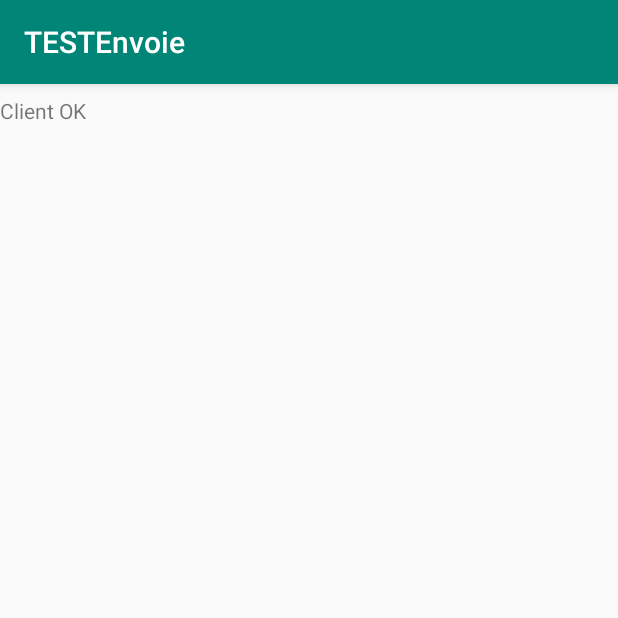
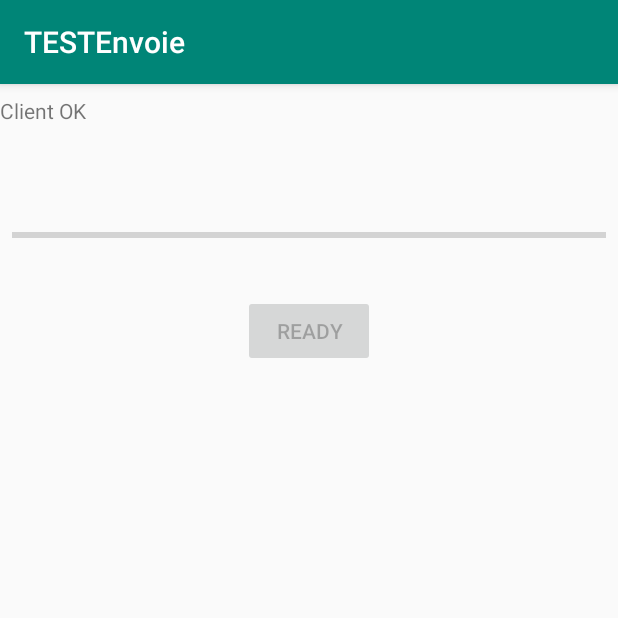
Before and after one commit to DocR3D/ClueDut, an Android app: the screen it shows after launch (SalonActivityClient), after a tap on "REJOINDREPARTIE", on a phone screen of 412 x 824 dp, the top half of it. Run offline under Robolectric (Android 15) with nearby library versions, the phone set to English and light mode, and no system bars.

Commit message:
Ajout d'une progress bar coté client pour le chargement des images #1

```diff
--- a/app/src/main/java/com/example/maxime/testenvoie/Joueur.java
+++ b/app/src/main/java/com/example/maxime/testenvoie/Joueur.java
@@ -8,6 +8,7 @@ import java.io.File;
 import java.util.Iterator;
 
 public class Joueur {
+
     private Case caseJ;
     Bitmap myBitmap;
 
--- a/app/src/main/java/com/example/maxime/testenvoie/Player.java
+++ b/app/src/main/java/com/example/maxime/testenvoie/Player.java
@@ -17,9 +17,11 @@ class Player {
     String pseudo;
     int couleur;
 
-    public Player(Socket leSocket) throws IOException {
+    public Player(Socket leSocket, String pPseudo) throws IOException {
         this.leSocket = leSocket;
         this.ip = leSocket.getInetAddress();
+        this.couleur = -1;
+        this.pseudo = pPseudo;
 
     }
 
--- a/app/src/main/java/com/example/maxime/testenvoie/SalonActivity.java
+++ b/app/src/main/java/com/example/maxime/testenvoie/SalonActivity.java
@@ -17,8 +17,6 @@ public class SalonActivity extends AppCompatActivity {
         super.onCreate(savedInstanceState);
         setContentView(R.layout.activity_salon);
 
-        nbClients = (TextView) findViewById(R.id.nbClient);
-
         try {
             serveur = new Server(4);
         } catch (IOException e) {
--- a/app/src/main/java/com/example/maxime/testenvoie/SalonActivityClient.java
+++ b/app/src/main/java/com/example/maxime/testenvoie/SalonActivityClient.java
@@ -2,6 +2,9 @@ package com.example.maxime.testenvoie;
 
 import android.support.v7.app.AppCompatActivity;
 import android.os.Bundle;
+import android.view.View;
+import android.widget.Button;
+import android.widget.ProgressBar;
 
 import java.io.IOException;
 import java.net.InetAddress;
@@ -9,11 +12,18 @@ import java.net.InetAddress;
 public class SalonActivityClient extends AppCompatActivity {
 
     static String lip;
+    static ProgressBar progressBar;
+    static Button ready;
+    static boolean statut = false;
 
     @Override
     protected void onCreate(Bundle savedInstanceState) {
         super.onCreate(savedInstanceState);
         setContentView(R.layout.activity_salon_client);
+
+        progressBar = (ProgressBar) findViewById(R.id.progressBar);
+        ready = (Button) findViewById(R.id.ready);
+        ready.setEnabled(false);
 
         try {
             Thread unThread = new Thread(new Client(InetAddress.getByName(MainActivity.connectIp.getText().toString()), MainActivity.connectPseudo.getText().toString()));
@@ -21,5 +31,18 @@ public class SalonActivityClient extends AppCompatActivity {
         } catch (IOException e) {
             e.printStackTrace();
         }
+
+        ready.setOnClickListener(new View.OnClickListener() {
+            @Override
+            public void onClick(View v) {
+                if (!statut) {
+                    ready.setText("not ready");
+                    statut = true;
+                } else {
+                    ready.setText("ready");
+                    statut = false;
+                }
+            }
+        });
     }
 }
--- a/app/src/main/java/com/example/maxime/testenvoie/Server.java
+++ b/app/src/main/java/com/example/maxime/testenvoie/Server.java
@@ -96,7 +96,6 @@ public class Server implements Runnable {
             recupererJoueur();
             socketEcoute.close();
 
-            SalonActivity.nbClients.setText("Client : " + players.size() + 1);
         } catch (IOException e) {
             e.printStackTrace();
         }
--- a/app/src/main/res/layout/activity_salon_client.xml
+++ b/app/src/main/res/layout/activity_salon_client.xml
@@ -15,4 +15,30 @@
         app:layout_constraintTop_toTopOf="parent"
         tools:layout_editor_absoluteX="141dp" />
 
+    <ProgressBar
+        android:id="@+id/progressBar"
+        style="?android:attr/progressBarStyleHorizontal"
+        android:layout_width="match_parent"
+        android:layout_height="47dp"
+        android:layout_marginEnd="8dp"
+        android:layout_marginLeft="8dp"
+        android:layout_marginRight="8dp"
+        android:layout_marginStart="8dp"
+        android:layout_marginTop="50dp"
+        android:max="100"
+        android:progress="0"
+        app:layout_constraintEnd_toEndOf="parent"
+        app:layout_constraintStart_toStartOf="parent"
+        app:layout_constraintTop_toBottomOf="@+id/test1" />
+
+    <Button
+        android:id="@+id/ready"
+        android:layout_width="wrap_content"
+        android:layout_height="wrap_content"
+        android:layout_marginTop="16dp"
+        android:text="Ready"
+        app:layout_constraintEnd_toEndOf="parent"
+        app:layout_constraintStart_toStartOf="parent"
+        app:layout_constraintTop_toBottomOf="@+id/progressBar" />
+
 </android.support.constraint.ConstraintLayout>
```
Also changed, not shown: app/src/main/java/com/example/maxime/testenvoie/ZipManager.java (+8 -3 lines), app/src/main/res/layout/activity_salon.xml (+0 -9 lines).
